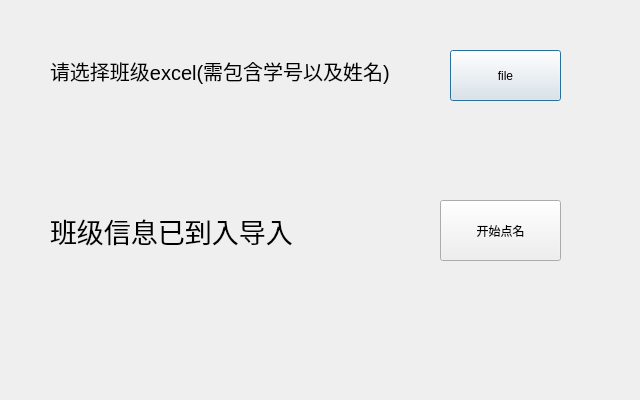
This is name.ui in lcc-666/choose_name as Qt 5 draws it before an edit. The edited form follows.
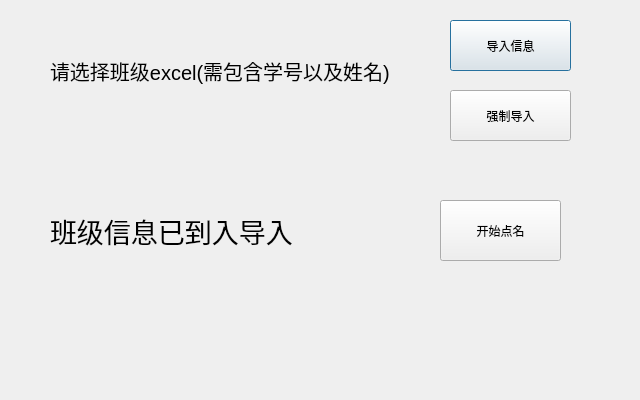
This is the edited form.

```diff
--- a/name.ui
+++ b/name.ui
@@ -20,13 +20,13 @@
    <property name="geometry">
     <rect>
      <x>450</x>
-     <y>50</y>
-     <width>111</width>
+     <y>20</y>
+     <width>121</width>
      <height>51</height>
     </rect>
    </property>
    <property name="text">
-    <string>file</string>
+    <string>导入信息</string>
    </property>
   </widget>
   <widget class="QLabel" name="label">
@@ -84,6 +84,19 @@
     <string>开始点名</string>
    </property>
   </widget>
+  <widget class="QPushButton" name="file_2">
+   <property name="geometry">
+    <rect>
+     <x>450</x>
+     <y>90</y>
+     <width>121</width>
+     <height>51</height>
+    </rect>
+   </property>
+   <property name="text">
+    <string>强制导入</string>
+   </property>
+  </widget>
  </widget>
  <resources/>
  <connections/>
```
